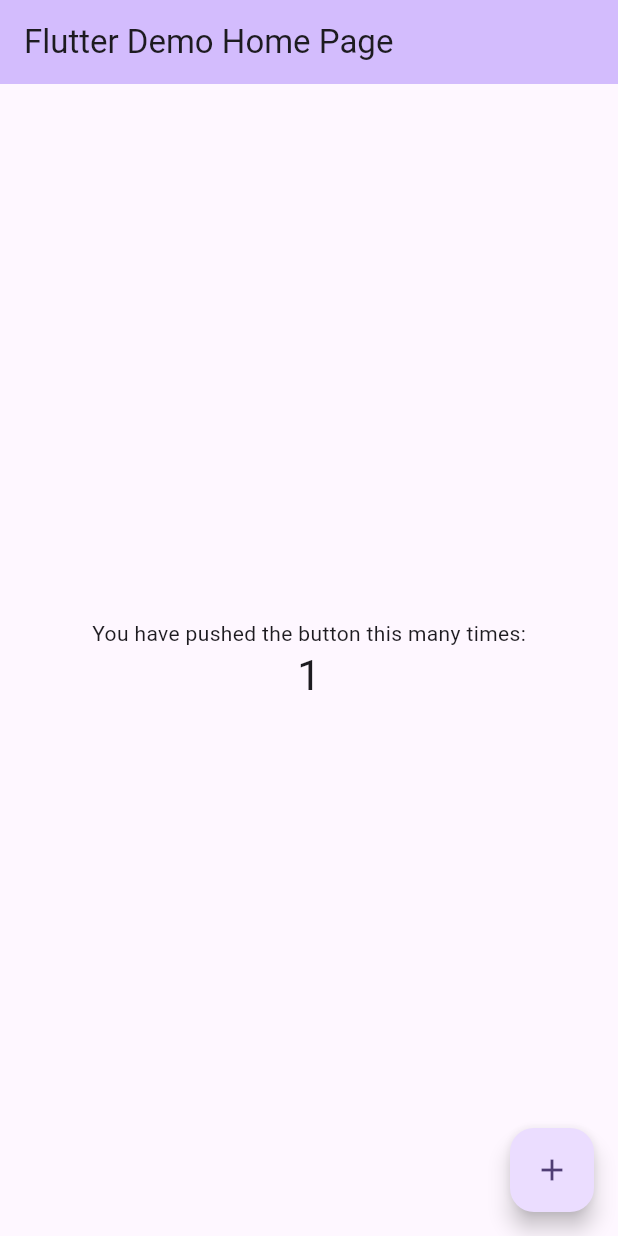
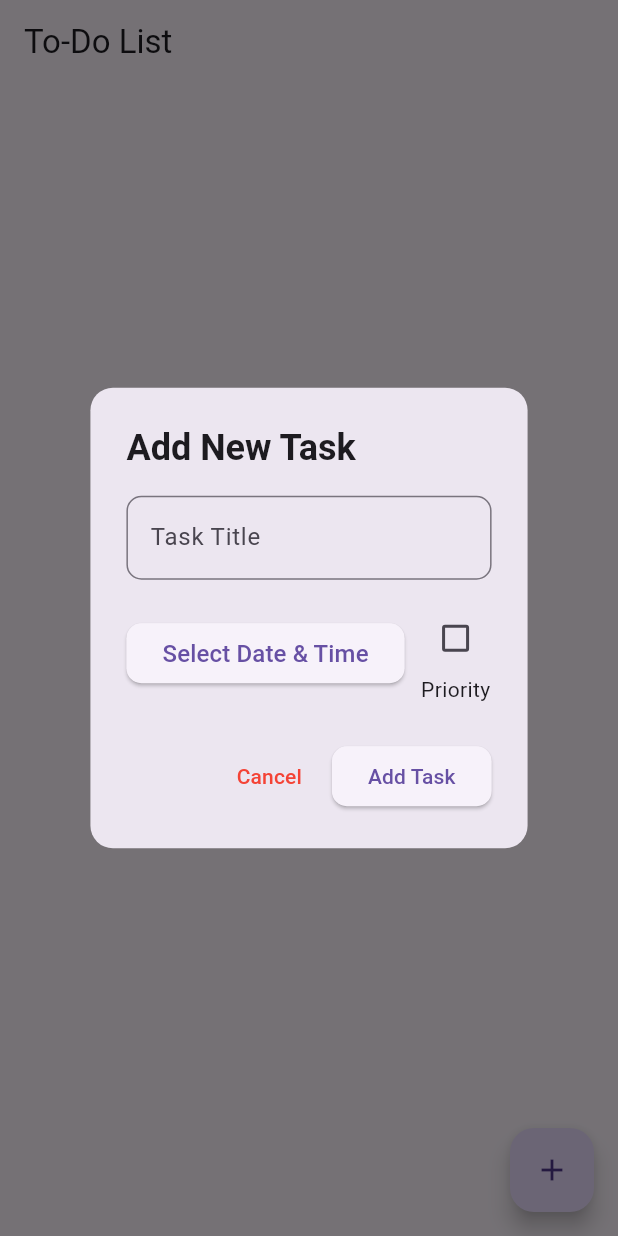
Before and after one commit to CodeRohanDev/Todo-List-Pro, a Flutter app: the screen it shows after launch, after a tap on the "add" icon, on a phone screen of 412 x 824 dp. Run offline on Flutter 3.47's test engine with Material 3 defaults, Android fonts, the phone set to English and light mode, and no system bars.

Commit message:
add, complete, set time, etc done

```diff
--- a/lib/main.dart
+++ b/lib/main.dart
@@ -1,125 +1,26 @@
+// ignore_for_file: use_key_in_widget_constructors
+
 import 'package:flutter/material.dart';
+import 'package:provider/provider.dart';
+import 'package:todo_list_pro/providers/task_provider.dart';
+import 'package:todo_list_pro/screens/home_screen.dart';
 
 void main() {
-  runApp(const MyApp());
+  runApp(MyApp());
 }
 
 class MyApp extends StatelessWidget {
-  const MyApp({super.key});
-
-  // This widget is the root of your application.
   @override
   Widget build(BuildContext context) {
-    return MaterialApp(
-      title: 'Flutter Demo',
-      theme: ThemeData(
-        // This is the theme of your application.
-        //
-        // TRY THIS: Try running your application with "flutter run". You'll see
-        // the application has a purple toolbar. Then, without quitting the app,
-        // try changing the seedColor in the colorScheme below to Colors.green
-        // and then invoke "hot reload" (save your changes or press the "hot
-        // reload" button in a Flutter-supported IDE, or press "r" if you used
-        // the command line to start the app).
-        //
-        // Notice that the counter didn't reset back to zero; the application
-        // state is not lost during the reload. To reset the state, use hot
-        // restart instead.
-        //
-        // This works for code too, not just values: Most code changes can be
-        // tested with just a hot reload.
-        colorScheme: ColorScheme.fromSeed(seedColor: Colors.deepPurple),
-        useMaterial3: true,
+    return ChangeNotifierProvider(
+      create: (context) => TaskProvider(),
+      child: MaterialApp(
+        title: 'To-Do List App',
+        theme: ThemeData(
+          primarySwatch: Colors.blue,
+        ),
+        home: HomeScreen(),
       ),
-      home: const MyHomePage(title: 'Flutter Demo Home Page'),
     );
   }
 }
-
-class MyHomePage extends StatefulWidget {
-  const MyHomePage({super.key, required this.title});
-
-  // This widget is the home page of your application. It is stateful, meaning
-  // that it has a State object (defined below) that contains fields that affect
-  // how it looks.
-
-  // This class is the configuration for the state. It holds the values (in this
-  // case the title) provided by the parent (in this case the App widget) and
-  // used by the build method of the State. Fields in a Widget subclass are
-  // always marked "final".
-
-  final String title;
-
-  @override
-  State<MyHomePage> createState() => _MyHomePageState();
-}
-
-class _MyHomePageState extends State<MyHomePage> {
-  int _counter = 0;
-
-  void _incrementCounter() {
-    setState(() {
-      // This call to setState tells the Flutter framework that something has
-      // changed in this State, which causes it to rerun the build method below
-      // so that the display can reflect the updated values. If we changed
-      // _counter without calling setState(), then the build method would not be
-      // called again, and so nothing would appear to happen.
-      _counter++;
-    });
-  }
-
-  @override
-  Widget build(BuildContext context) {
-    // This method is rerun every time setState is called, for instance as done
-    // by the _incrementCounter method above.
-    //
-    // The Flutter framework has been optimized to make rerunning build methods
-    // fast, so that you can just rebuild anything that needs updating rather
-    // than having to individually change instances of widgets.
-    return Scaffold(
-      appBar: AppBar(
-        // TRY THIS: Try changing the color here to a specific color (to
-        // Colors.amber, perhaps?) and trigger a hot reload to see the AppBar
-        // change color while the other colors stay the same.
-        backgroundColor: Theme.of(context).colorScheme.inversePrimary,
-        // Here we take the value from the MyHomePage object that was created by
-        // the App.build method, and use it to set our appbar title.
-        title: Text(widget.title),
-      ),
-      body: Center(
-        // Center is a layout widget. It takes a single child and positions it
-        // in the middle of the parent.
-        child: Column(
-          // Column is also a layout widget. It takes a list of children and
-          // arranges them vertically. By default, it sizes itself to fit its
-          // children horizontally, and tries to be as tall as its parent.
-          //
-          // Column has various properties to control how it sizes itself and
-          // how it positions its children. Here we use mainAxisAlignment to
-          // center the children vertically; the main axis here is the vertical
-          // axis because Columns are vertical (the cross axis would be
-          // horizontal).
-          //
-          // TRY THIS: Invoke "debug painting" (choose the "Toggle Debug Paint"
-          // action in the IDE, or press "p" in the console), to see the
-          // wireframe for each widget.
-          mainAxisAlignment: MainAxisAlignment.center,
-          children: <Widget>[
-            const Text(
-              'You have pushed the button this many times:',
-            ),
-            Text(
-              '$_counter',
-              style: Theme.of(context).textTheme.headlineMedium,
-            ),
-          ],
-        ),
-      ),
-      floatingActionButton: FloatingActionButton(
-        onPressed: _incrementCounter,
-        tooltip: 'Increment',
-        child: const Icon(Icons.add),
-      ), // This trailing comma makes auto-formatting nicer for build methods.
-    );
-  }
-}
--- /dev/null
+++ b/lib/models/task.dart
@@ -0,0 +1,17 @@
+import 'package:flutter/material.dart';
+
+class Task {
+  final String title;
+  final DateTime dateTime;
+  bool isDone;
+  final bool isPriority;
+  double progress;
+
+  Task({
+    required this.title,
+    required this.dateTime,
+    this.isDone = false,
+    this.isPriority = false,
+    this.progress = 0.0,
+  });
+}
--- /dev/null
+++ b/lib/providers/task_provider.dart
@@ -0,0 +1,37 @@
+import 'package:flutter/material.dart';
+import 'package:todo_list_pro/models/task.dart';
+
+class TaskProvider with ChangeNotifier {
+  List<Task> _tasks = [];
+
+  List<Task> get tasks => _tasks;
+
+  void addTask(Task task) {
+    _tasks.add(task);
+    _sortTasks();
+    notifyListeners();
+  }
+
+  void removeTask(Task task) {
+    _tasks.remove(task);
+    notifyListeners();
+  }
+
+  void toggleTaskStatus(Task task) {
+    task.isDone = !task.isDone;
+    notifyListeners();
+  }
+
+  void updateTaskProgress(Task task, double progress) {
+    task.progress = progress;
+    notifyListeners();
+  }
+
+  void _sortTasks() {
+    _tasks.sort((a, b) {
+      if (a.isPriority && !b.isPriority) return -1;
+      if (!a.isPriority && b.isPriority) return 1;
+      return a.dateTime.compareTo(b.dateTime);
+    });
+  }
+}
--- /dev/null
+++ b/lib/screens/home_screen.dart
@@ -0,0 +1,36 @@
+import 'package:flutter/material.dart';
+import 'package:provider/provider.dart';
+import 'package:todo_list_pro/providers/task_provider.dart';
+import 'package:todo_list_pro/widgets/add_task_dialog.dart';
+import 'package:todo_list_pro/widgets/task_tile.dart';
+
+class HomeScreen extends StatelessWidget {
+  @override
+  Widget build(BuildContext context) {
+    return Scaffold(
+      appBar: AppBar(
+        title: Text('To-Do List'),
+      ),
+      body: Consumer<TaskProvider>(
+        builder: (context, taskProvider, child) {
+          return ListView.builder(
+            itemCount: taskProvider.tasks.length,
+            itemBuilder: (context, index) {
+              final task = taskProvider.tasks[index];
+              return TaskTile(task: task);
+            },
+          );
+        },
+      ),
+      floatingActionButton: FloatingActionButton(
+        onPressed: () {
+          showDialog(
+            context: context,
+            builder: (BuildContext context) => AddTaskDialog(),
+          );
+        },
+        child: Icon(Icons.add),
+      ),
+    );
+  }
+}
--- /dev/null
+++ b/lib/widgets/add_task_dialog.dart
@@ -0,0 +1,126 @@
+import 'package:flutter/material.dart';
+import 'package:provider/provider.dart';
+import 'package:todo_list_pro/models/task.dart';
+import 'package:todo_list_pro/providers/task_provider.dart';
+
+class AddTaskDialog extends StatefulWidget {
+  @override
+  _AddTaskDialogState createState() => _AddTaskDialogState();
+}
+
+class _AddTaskDialogState extends State<AddTaskDialog> {
+  final TextEditingController _taskController = TextEditingController();
+  DateTime? _selectedDateTime;
+  bool _isPriority = false;
+
+  @override
+  Widget build(BuildContext context) {
+    return AlertDialog(
+      shape: RoundedRectangleBorder(
+        borderRadius: BorderRadius.circular(15),
+      ),
+      title:
+          Text('Add New Task', style: TextStyle(fontWeight: FontWeight.bold)),
+      content: SingleChildScrollView(
+        child: Column(
+          mainAxisSize: MainAxisSize.min,
+          children: [
+            TextField(
+              controller: _taskController,
+              decoration: InputDecoration(
+                labelText: 'Task Title',
+                border: OutlineInputBorder(
+                  borderRadius: BorderRadius.circular(10),
+                ),
+              ),
+            ),
+            SizedBox(height: 15),
+            Row(
+              children: [
+                Expanded(
+                  child: ElevatedButton(
+                    onPressed: () async {
+                      _selectedDateTime = await _selectDateTime(context);
+                    },
+                    style: ElevatedButton.styleFrom(
+                      shape: RoundedRectangleBorder(
+                        borderRadius: BorderRadius.circular(10),
+                      ),
+                    ),
+                    child: Text(
+                      _selectedDateTime == null
+                          ? 'Select Date & Time'
+                          : '${_selectedDateTime!.toLocal()}'.split(' ')[0],
+                      style: TextStyle(fontSize: 16),
+                    ),
+                  ),
+                ),
+                SizedBox(width: 10),
+                Column(
+                  children: [
+                    Checkbox(
+                      value: _isPriority,
+                      onChanged: (value) {
+                        setState(() {
+                          _isPriority = value!;
+                        });
+                      },
+                    ),
+                    Text('Priority', style: TextStyle(fontSize: 14)),
+                  ],
+                ),
+              ],
+            ),
+          ],
+        ),
+      ),
+      actions: [
+        TextButton(
+          onPressed: () {
+            Navigator.of(context).pop();
+          },
+          child: Text('Cancel', style: TextStyle(color: Colors.red)),
+        ),
+        ElevatedButton(
+          onPressed: () {
+            if (_taskController.text.isEmpty || _selectedDateTime == null)
+              return;
+            final newTask = Task(
+              title: _taskController.text,
+              dateTime: _selectedDateTime!,
+              isPriority: _isPriority,
+            );
+            Provider.of<TaskProvider>(context, listen: false).addTask(newTask);
+            Navigator.of(context).pop();
+          },
+          style: ElevatedButton.styleFrom(
+            shape: RoundedRectangleBorder(
+              borderRadius: BorderRadius.circular(10),
+            ),
+          ),
+          child: Text('Add Task'),
+        ),
+      ],
+    );
+  }
+
+  Future<DateTime?> _selectDateTime(BuildContext context) async {
+    final DateTime? date = await showDatePicker(
+      context: context,
+      initialDate: DateTime.now(),
+      firstDate: DateTime(2000),
+      lastDate: DateTime(2101),
+    );
+    if (date != null) {
+      final TimeOfDay? time = await showTimePicker(
+        context: context,
+        initialTime: TimeOfDay.now(),
+      );
+      if (time != null) {
+        return DateTime(
+            date.year, date.month, date.day, time.hour, time.minute);
+      }
+    }
+    return null;
+  }
+}
--- /dev/null
+++ b/lib/widgets/task_tile.dart
@@ -0,0 +1,82 @@
+import 'package:flutter/material.dart';
+import 'package:intl/intl.dart';
+import 'package:provider/provider.dart';
+import 'package:todo_list_pro/models/task.dart';
+import 'package:todo_list_pro/providers/task_provider.dart';
+import 'package:todo_list_pro/widgets/edit_task_dialog.dart';
+
+class TaskTile extends StatelessWidget {
+  final Task task;
+
+  TaskTile({required this.task});
+
+  @override
+  Widget build(BuildContext context) {
+    final DateFormat dateFormat = DateFormat('MMM dd, HH:mm:ss');
+    final String formattedDateTime = dateFormat.format(task.dateTime);
+
+    return Card(
+      margin: EdgeInsets.symmetric(vertical: 8.0, horizontal: 16.0),
+      elevation: 5,
+      shape: RoundedRectangleBorder(
+        borderRadius: BorderRadius.circular(10),
+      ),
+      child: ListTile(
+        contentPadding: EdgeInsets.symmetric(vertical: 8.0, horizontal: 16.0),
+        leading: Icon(
+          task.isPriority ? Icons.star : Icons.star_border,
+          color: task.isPriority ? Colors.amber : Colors.grey,
+        ),
+        title: Text(
+          task.title,
+          style: TextStyle(
+            fontSize: 18.0,
+            fontWeight: FontWeight.bold,
+            decoration: task.isDone ? TextDecoration.lineThrough : null,
+          ),
+        ),
+        subtitle: Column(
+          crossAxisAlignment: CrossAxisAlignment.start,
+          children: [
+            Text(
+              'Due: $formattedDateTime',
+              style: TextStyle(
+                fontSize: 14.0,
+                color: task.isPriority ? Colors.red : Colors.black,
+              ),
+            ),
+            LinearProgressIndicator(
+              value: task.progress,
+              backgroundColor: Colors.grey[200],
+              color: task.isPriority ? Colors.red : Colors.blue,
+            ),
+          ],
+        ),
+        trailing: Row(
+          mainAxisSize: MainAxisSize.min,
+          children: [
+            Checkbox(
+              value: task.isDone,
+              onChanged: (value) {
+                Provider.of<TaskProvider>(context, listen: false)
+                    .toggleTaskStatus(task);
+              },
+            ),
+            IconButton(
+              icon: Icon(Icons.edit),
+              onPressed: () {
+                showDialog(
+                  context: context,
+                  builder: (BuildContext context) => EditTaskDialog(task: task),
+                );
+              },
+            ),
+          ],
+        ),
+        onLongPress: () {
+          Provider.of<TaskProvider>(context, listen: false).removeTask(task);
+        },
+      ),
+    );
+  }
+}
```
Also changed, not shown: lib/widgets/edit_task_dialog.dart (added, +76 -0 lines).
